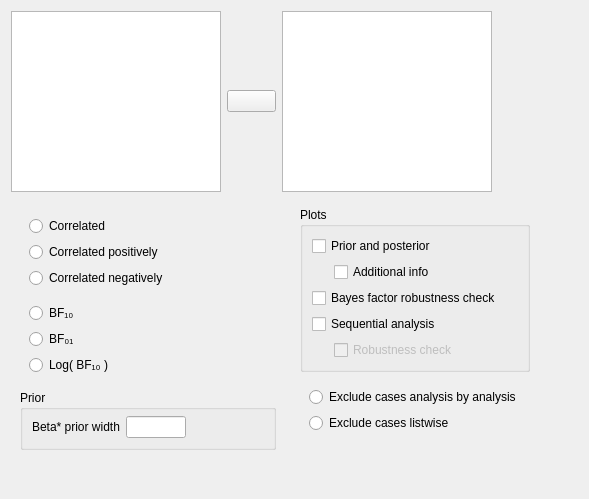
Before: the Qt Designer form JASP-Desktop/analysisforms/correlationbayesianpairsform.ui in jasp-stats/jasp-desktop, drawn with Qt 5.
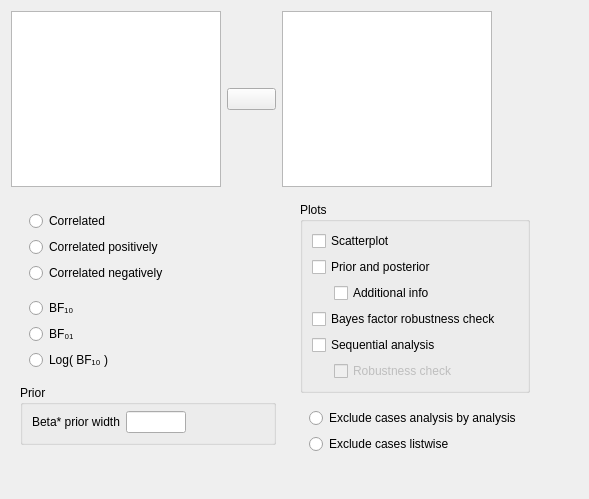
After: the same form once the commit is applied. Custom widgets are drawn as their Qt base class.

Commit message: B Correlation Pairs: Implemented Scatterplot

```diff
--- a/JASP-Desktop/analysisforms/correlationbayesianpairsform.ui
+++ b/JASP-Desktop/analysisforms/correlationbayesianpairsform.ui
@@ -219,66 +219,34 @@
       <item row="0" column="1">
        <widget class="QWidget" name="widget_3" native="true">
         <layout class="QGridLayout" name="gridLayout_2">
-         <item row="1" column="0">
-          <widget class="BoundGroupBox" name="missingValues" native="true">
-           <property name="title" stdset="0">
-            <string>Missing Values</string>
-           </property>
-           <property name="flat" stdset="0">
-            <bool>true</bool>
-           </property>
-           <layout class="QGridLayout" name="gridLayout_6">
-            <property name="bottomMargin">
-             <number>0</number>
-            </property>
-            <item row="0" column="0">
-             <widget class="QRadioButton" name="_1excludeAnalysisByAnalysis">
-              <property name="text">
-               <string>Exclude cases analysis by analysis</string>
-              </property>
-             </widget>
-            </item>
-            <item row="1" column="0">
-             <widget class="QRadioButton" name="_2excludeListwise">
-              <property name="text">
-               <string>Exclude cases listwise</string>
-              </property>
-             </widget>
-            </item>
-           </layout>
-          </widget>
-         </item>
          <item row="0" column="0">
           <widget class="GroupBox" name="plotsGroup">
            <property name="title">
             <string>Plots</string>
            </property>
            <layout class="QGridLayout" name="gridLayout_4">
-            <item row="4" column="0">
-             <widget class="QWidget" name="widget_5" native="true">
-              <property name="maximumSize">
-               <size>
-                <width>16</width>
-                <height>16777215</height>
-               </size>
-              </property>
-             </widget>
-            </item>
-            <item row="0" column="0" colspan="2">
+            <item row="1" column="0" colspan="3">
              <widget class="BoundCheckBox" name="plotPriorAndPosterior">
               <property name="text">
                <string>Prior and posterior</string>
               </property>
              </widget>
             </item>
-            <item row="3" column="0" colspan="2">
+            <item row="4" column="0" colspan="3">
              <widget class="BoundCheckBox" name="plotSequentialAnalysis">
               <property name="text">
                <string>Sequential analysis</string>
               </property>
              </widget>
             </item>
-            <item row="4" column="1">
+            <item row="3" column="0" colspan="3">
+             <widget class="BoundCheckBox" name="plotBayesFactorRobustness">
+              <property name="text">
+               <string>Bayes factor robustness check</string>
+              </property>
+             </widget>
+            </item>
+            <item row="5" column="1" colspan="2">
              <widget class="BoundCheckBox" name="plotSequentialAnalysisRobustness">
               <property name="enabled">
                <bool>false</bool>
@@ -288,24 +256,63 @@
               </property>
              </widget>
             </item>
-            <item row="2" column="0" colspan="2">
-             <widget class="BoundCheckBox" name="plotBayesFactorRobustness">
-              <property name="text">
-               <string>Bayes factor robustness check</string>
-              </property>
-             </widget>
-            </item>
-            <item row="1" column="1">
+            <item row="2" column="1" colspan="2">
              <widget class="BoundCheckBox" name="plotPriorAndPosteriorAdditionalInfo">
               <property name="text">
                <string>Additional info</string>
               </property>
              </widget>
             </item>
+            <item row="5" column="0">
+             <widget class="QWidget" name="widget_5" native="true">
+              <property name="maximumSize">
+               <size>
+                <width>16</width>
+                <height>16777215</height>
+               </size>
+              </property>
+             </widget>
+            </item>
+            <item row="0" column="0" colspan="3">
+             <widget class="BoundCheckBox" name="scatterplot">
+              <property name="text">
+               <string>Scatterplot</string>
+              </property>
+             </widget>
+            </item>
            </layout>
           </widget>
          </item>
          <item row="2" column="0">
+          <widget class="BoundGroupBox" name="missingValues" native="true">
+           <property name="title" stdset="0">
+            <string>Missing Values</string>
+           </property>
+           <property name="flat" stdset="0">
+            <bool>true</bool>
+           </property>
+           <layout class="QGridLayout" name="gridLayout_6">
+            <property name="bottomMargin">
+             <number>0</number>
+            </property>
+            <item row="0" column="0">
+             <widget class="QRadioButton" name="_1excludeAnalysisByAnalysis">
+              <property name="text">
+               <string>Exclude cases analysis by analysis</string>
+              </property>
+             </widget>
+            </item>
+            <item row="1" column="0">
+             <widget class="QRadioButton" name="_2excludeListwise">
+              <property name="text">
+               <string>Exclude cases listwise</string>
+              </property>
+             </widget>
+            </item>
+           </layout>
+          </widget>
+         </item>
+         <item row="3" column="0">
           <spacer name="verticalSpacer_2">
            <property name="orientation">
             <enum>Qt::Vertical</enum>
```
The commit also changes 2 other files.
